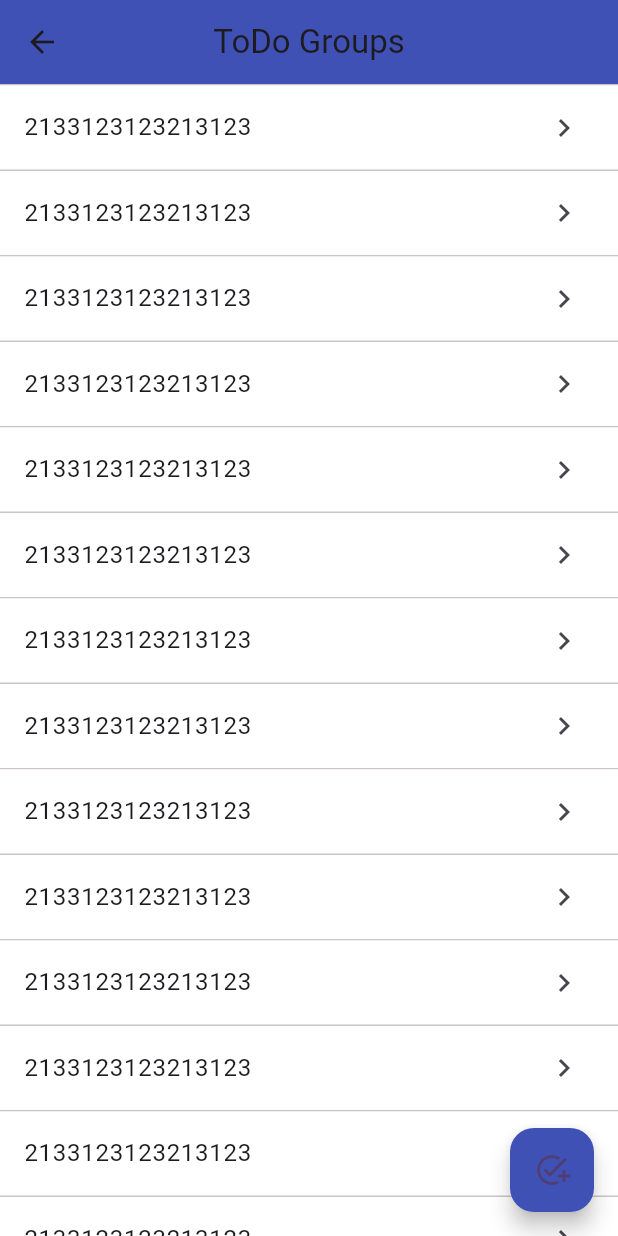
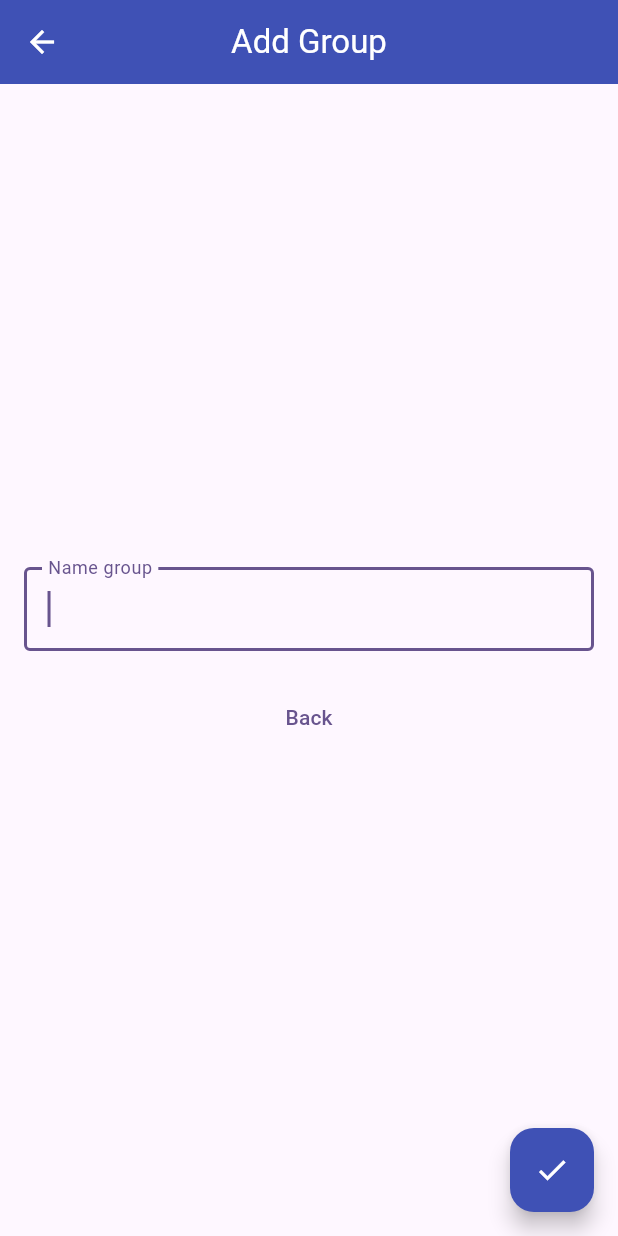
Before and after one commit to rostikKalabishka/todo, a Flutter app: the GroupsWidget screen opened by its route, after a tap on the "add task" icon, on a phone screen of 412 x 824 dp. Run offline on Flutter 3.47's test engine with Material 2 defaults, Android fonts, the phone set to English and light mode, and no system bars; drawn by our look-alikes of flutter_slidable.

Commit message:
add GroupFormWidget

```diff
--- a/lib/main.dart
+++ b/lib/main.dart
@@ -1,5 +1,4 @@
 import 'package:flutter/material.dart';
-import 'package:todo/widget/groups/group_widget.dart';
 
 import 'package:todo/widget/router/router.dart';
 
--- /dev/null
+++ b/lib/widget/group_form/group_form_widget.dart
@@ -0,0 +1,65 @@
+import 'package:flutter/material.dart';
+
+class GroupFormWidget extends StatelessWidget {
+  const GroupFormWidget({super.key});
+
+  @override
+  Widget build(BuildContext context) {
+    return Scaffold(
+      appBar: AppBar(
+        iconTheme: const IconThemeData(color: Colors.white),
+        centerTitle: true,
+        title: const Text(
+          'Add Group',
+          style: TextStyle(color: Colors.white),
+        ),
+        backgroundColor: Colors.indigo,
+      ),
+      body: const SafeArea(
+        child: _AddGroup(),
+      ),
+      floatingActionButton: FloatingActionButton(
+        backgroundColor: Colors.indigo,
+        child: const Icon(
+          Icons.done,
+          color: Colors.white,
+        ),
+        onPressed: () {},
+      ),
+    );
+  }
+}
+
+class _AddGroup extends StatefulWidget {
+  const _AddGroup({super.key});
+
+  @override
+  State<_AddGroup> createState() => _AddGroupState();
+}
+
+class _AddGroupState extends State<_AddGroup> {
+  @override
+  Widget build(BuildContext context) {
+    final addGroupsController = TextEditingController();
+    return Padding(
+      padding: const EdgeInsets.symmetric(horizontal: 16),
+      child: Column(
+          mainAxisAlignment: MainAxisAlignment.center,
+          crossAxisAlignment: CrossAxisAlignment.center,
+          children: [
+            TextField(
+              autofocus: true,
+              controller: addGroupsController,
+              decoration: const InputDecoration(
+                  border: OutlineInputBorder(), labelText: 'Name group'),
+            ),
+            const SizedBox(height: 20),
+            TextButton(
+                onPressed: () {
+                  Navigator.of(context).pop();
+                },
+                child: const Text('Back'))
+          ]),
+    );
+  }
+}
--- a/lib/widget/groups/group_widget.dart
+++ b/lib/widget/groups/group_widget.dart
@@ -8,8 +8,9 @@ class GroupsWidget extends StatelessWidget {
   Widget build(BuildContext context) {
     return Scaffold(
       appBar: AppBar(
+        iconTheme: const IconThemeData(color: Colors.white),
         centerTitle: true,
-        title: const Text('ToDo Groups'),
+        title: const Text('ToDo Groups', style: TextStyle(color: Colors.white)),
         backgroundColor: Colors.indigo,
       ),
       body: const SafeArea(
@@ -17,8 +18,13 @@ class GroupsWidget extends StatelessWidget {
       ),
       floatingActionButton: FloatingActionButton(
         backgroundColor: Colors.indigo,
-        child: const Icon(Icons.add_task),
-        onPressed: () {},
+        child: const Icon(
+          Icons.add_task,
+          color: Colors.white,
+        ),
+        onPressed: () {
+          Navigator.of(context).pushNamed('/groups/form');
+        },
       ),
     );
   }
--- a/lib/widget/router/router.dart
+++ b/lib/widget/router/router.dart
@@ -1,3 +1,7 @@
+import '../group_form/group_form_widget.dart';
 import '../groups/group_widget.dart';
 
-final routes = {'/groups': (context) => const GroupsWidget()};
+final routes = {
+  '/groups': (context) => const GroupsWidget(),
+  '/groups/form': (context) => const GroupFormWidget()
+};
```
Also changed, not shown: lib/widget/group_form/group_form_widget_model.dart (added).
